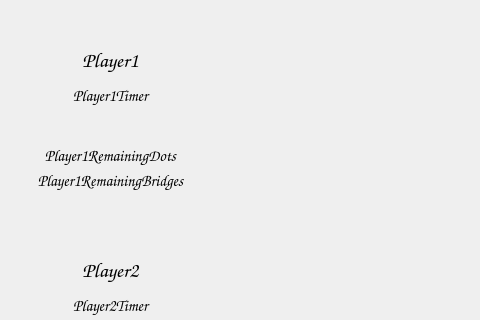
Qt form app/GameScreenWidget.ui (onisimm/Cookie-Byte-10LF323) before a commit; both pictures show x 0 to 480 and y 210 to 530 of the 800 by 700 pixel window.
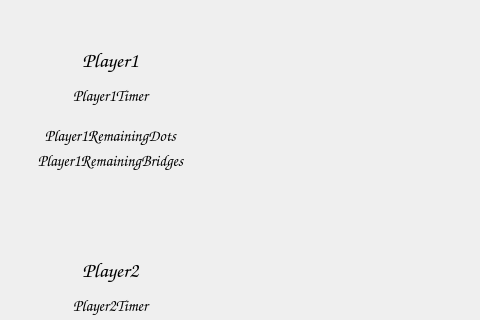
The same form after that commit.

What changed in the file:
```diff
--- a/app/GameScreenWidget.ui
+++ b/app/GameScreenWidget.ui
@@ -210,7 +210,7 @@
    <property name="geometry">
     <rect>
      <x>10</x>
-     <y>350</y>
+     <y>330</y>
      <width>201</width>
      <height>31</height>
     </rect>
@@ -232,7 +232,7 @@
    <property name="geometry">
     <rect>
      <x>10</x>
-     <y>370</y>
+     <y>350</y>
      <width>201</width>
      <height>41</height>
     </rect>
```
